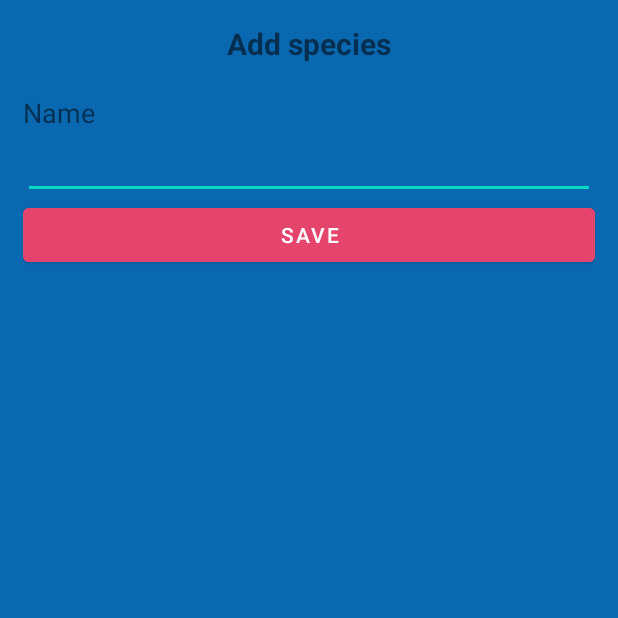
After one commit to rcla2000/Save-Our-Pets-DSM, an Android app: the AgregarEspecieActivity screen opened directly, with no data from a screen before it, on a phone screen of 412 x 824 dp, the top half of it. The commit adds this screen. Run offline under Robolectric (Android 15) with nearby library versions, the phone set to English and light mode, and no system bars.

Commit message:
Listar especies agregado, modificar especies agregado

```diff
--- a/app/src/main/java/org/app/saveourpets/LoginFragment.kt
+++ b/app/src/main/java/org/app/saveourpets/LoginFragment.kt
@@ -20,6 +20,7 @@ import com.google.firebase.auth.AuthCredential
 import com.google.firebase.auth.FacebookAuthProvider
 import com.google.firebase.auth.FirebaseAuth
 import com.facebook.appevents.AppEventsLogger
+import org.app.saveourpets.especies.ListarEspeciesActivity
 
 
 class LoginFragment : Fragment() {
@@ -46,7 +47,7 @@ class LoginFragment : Fragment() {
 
         val button = view.findViewById<Button>(R.id.btn_login)
         button.setOnClickListener {
-            val intent = Intent(activity, AdminActivity::class.java)
+            val intent = Intent(activity, ListarEspeciesActivity::class.java)
             startActivity(intent)
         }
         return view
--- a/app/src/main/java/org/app/saveourpets/RazasFragment.kt
+++ b/app/src/main/java/org/app/saveourpets/RazasFragment.kt
@@ -65,7 +65,7 @@ class RazasFragment : Fragment() {
     fun llenarListado() {
         // Crea una instancia de Retrofit con el cliente OkHttpClient
         val retrofit = Retrofit.Builder()
-            .baseUrl("https://saveourpets.probalosv.com/api/")
+            .baseUrl("http://192.168.0.4/api-save-our-pets/public/api/")
             .addConverterFactory(GsonConverterFactory.create())
             .build()
 
--- a/app/src/main/java/org/app/saveourpets/VacunasFragment.kt
+++ b/app/src/main/java/org/app/saveourpets/VacunasFragment.kt
@@ -72,7 +72,7 @@ class VacunasFragment : Fragment() {
     private fun llenarListado() {
         // Crea una instancia de Retrofit con el cliente OkHttpClient
         val retrofit = Retrofit.Builder()
-            .baseUrl("https://saveourpets.probalosv.com/api/")
+            .baseUrl("http://192.168.0.4/api-save-our-pets/public/api/")
             .addConverterFactory(GsonConverterFactory.create())
             .build()
 
--- a/app/src/main/java/org/app/saveourpets/datos/ClientAPI.kt
+++ b/app/src/main/java/org/app/saveourpets/datos/ClientAPI.kt
@@ -1,7 +1,10 @@
 package org.app.saveourpets.datos
 
+import org.app.saveourpets.especies.Especie
 import retrofit2.Call
+import retrofit2.http.Body
 import retrofit2.http.GET
+import retrofit2.http.POST
 import retrofit2.http.Path
 
 interface ClientAPI {
@@ -11,6 +14,12 @@ interface ClientAPI {
     @GET("especies")
     fun getEspecies(): Call<List<Especie>>
 
+    @POST("especies/crear")
+    fun crearEspecie(@Body especie: Especie) : Call<Especie>
+
+    @POST("especies/actualizar/{id}")
+    fun actualizarEspecie(@Path("id") id: Int, @Body especie: Especie) : Call<Especie>
+
     @GET("especies/{id}")
     fun obtenerEspeciePorId(@Path("id") id: Int): Call<Especie>
 
--- /dev/null
+++ b/app/src/main/java/org/app/saveourpets/especies/AgregarEspecieActivity.kt
@@ -0,0 +1,65 @@
+package org.app.saveourpets.especies
+
+import androidx.appcompat.app.AppCompatActivity
+import android.os.Bundle
+import android.util.Log
+import android.widget.Button
+import android.widget.EditText
+import android.widget.Toast
+import org.app.saveourpets.R
+import org.app.saveourpets.datos.ClientAPI
+import org.app.saveourpets.utils.Validaciones
+import retrofit2.Call
+import retrofit2.Callback
+import retrofit2.Response
+import retrofit2.Retrofit
+import retrofit2.converter.gson.GsonConverterFactory
+
+class AgregarEspecieActivity : AppCompatActivity() {
+    private lateinit var nombreEditText: EditText
+    private lateinit var btnAgregar : Button
+    override fun onCreate(savedInstanceState: Bundle?) {
+        super.onCreate(savedInstanceState)
+        setContentView(R.layout.activity_agregar_especie)
+        agregarEspecie()
+    }
+
+    private fun agregarEspecie() {
+        nombreEditText = findViewById<EditText>(R.id.edt_nombre)
+        btnAgregar = findViewById<Button>(R.id.btn_agregar_especie)
+
+        btnAgregar.setOnClickListener {
+            if (!Validaciones.estaVacio(nombreEditText.text.toString())) {
+                val nombre = nombreEditText.text.toString()
+                val especie = Especie(0, nombre)
+                val retrofit = Retrofit.Builder()
+                    .baseUrl("http://192.168.0.4/api-save-our-pets/public/api/")
+                    .addConverterFactory(GsonConverterFactory.create())
+                    .build()
+
+                // Crea una instancia del servicio que utiliza la autenticación HTTP básica
+                val api = retrofit.create(ClientAPI::class.java)
+
+                api.crearEspecie(especie).enqueue(object : Callback<Especie> {
+                    override fun onResponse(call: Call<Especie>, response: Response<Especie>) {
+                        if (response.isSuccessful) {
+                            val ok = response.errorBody()?.string()
+                            Log.e("API", "OK: $ok")
+                            Toast.makeText(this@AgregarEspecieActivity, resources.getString(R.string.info_especie), Toast.LENGTH_SHORT).show()
+                        } else {
+                            val error = response.errorBody()?.string()
+                            Log.e("API", "Error al agregar la especie: $error")
+                            Toast.makeText(this@AgregarEspecieActivity, resources.getString(R.string.error_especie), Toast.LENGTH_SHORT).show()
+                        }
+                    }
+
+                    override fun onFailure(call: Call<Especie>, t: Throwable) {
+                        Toast.makeText(this@AgregarEspecieActivity, resources.getString(R.string.error_especie), Toast.LENGTH_SHORT).show()
+                    }
+                })
+            } else {
+                nombreEditText.error = resources.getString(R.string.error_nombre_especie)
+            }
+        }
+    }
+}
--- a/app/src/main/java/org/app/saveourpets/datos/Especie.kt
+++ b/app/src/main/java/org/app/saveourpets/especies/Especie.kt
@@ -1,4 +1,4 @@
-package org.app.saveourpets.datos
+package org.app.saveourpets.especies
 
 data class Especie(
     val id_especie: Int,
--- a/app/src/main/java/org/app/saveourpets/ui/home/HomeFragment.kt
+++ b/app/src/main/java/org/app/saveourpets/ui/home/HomeFragment.kt
@@ -12,7 +12,7 @@ import androidx.fragment.app.Fragment
 import androidx.lifecycle.ViewModelProvider
 import org.app.saveourpets.databinding.FragmentHomeBinding
 import org.app.saveourpets.datos.ClientAPI
-import org.app.saveourpets.datos.Especie
+import org.app.saveourpets.especies.Especie
 import retrofit2.Call
 import retrofit2.Callback
 import retrofit2.Response
@@ -45,7 +45,7 @@ class HomeFragment : Fragment() {
 
 
         val retrofit = Retrofit.Builder()
-            .baseUrl("https://saveourpets.probalosv.com/api/")
+            .baseUrl("http://192.168.0.4/api-save-our-pets/public/api/")
             .addConverterFactory(GsonConverterFactory.create())
             .build()
 
--- /dev/null
+++ b/app/src/main/res/layout/activity_agregar_especie.xml
@@ -0,0 +1,35 @@
+<?xml version="1.0" encoding="utf-8"?>
+<LinearLayout xmlns:android="http://schemas.android.com/apk/res/android"
+    xmlns:app="http://schemas.android.com/apk/res-auto"
+    xmlns:tools="http://schemas.android.com/tools"
+    android:orientation="vertical"
+    android:layout_width="match_parent"
+    android:layout_height="match_parent"
+    android:padding="15dp"
+    tools:context=".especies.AgregarEspecieActivity">
+
+    <TextView
+        android:layout_width="match_parent"
+        android:layout_height="wrap_content"
+        android:text="@string/txt_agregar_especie"
+        android:textSize="20dp"
+        android:layout_marginBottom="20dp"
+        android:textStyle="bold"
+        android:textAlignment="center" />
+    <TextView
+        android:layout_width="match_parent"
+        android:layout_height="wrap_content"
+        android:text="@string/txt_nombre"
+        android:textSize="18dp" />
+    <EditText
+        android:id="@+id/edt_nombre"
+        android:layout_width="match_parent"
+        android:layout_height="wrap_content"/>
+
+    <Button
+        android:id="@+id/btn_agregar_especie"
+        android:layout_width="match_parent"
+        android:layout_height="wrap_content"
+        android:backgroundTint="@color/red_Default"
+        android:text="@string/btn_agregar" />
+</LinearLayout>
--- a/app/src/main/res/layout/fragment_especies.xml
+++ b/app/src/main/res/layout/fragment_especies.xml
@@ -7,7 +7,6 @@
     android:layout_height="match_parent"
     android:orientation="vertical"
     tools:context=".EspeciesFragment">
-
 
     <androidx.recyclerview.widget.RecyclerView xmlns:android="http://schemas.android.com/apk/res/android"
         xmlns:app="http://schemas.android.com/apk/res-auto"
--- a/app/src/main/res/values/strings.xml
+++ b/app/src/main/res/values/strings.xml
@@ -34,4 +34,17 @@
     <string name="facebook_app_id">188034237374789</string>
     <string name="fb_login_protocol_scheme">fb1234</string>
     <string name="facebook_client_token">188034237374789</string>
+    <string name="btn_actualizar">Update</string>
+    <string name="btn_eliminar">Delete</string>
+    <string name="btn_agregar">Save</string>
+    <string name="txt_nombre">Name</string>
+    <string name="txt_agregar_especie">Add species</string>
+    <string name="txt_actualizar_especie">Update specie</string>
+
+    <string name="info_especie">Specie added successfully</string>
+    <string name="info_actualizar_especie">Specie updated successfully</string>
+
+    <string name="error_nombre_especie">Enter the species name</string>
+    <string name="error_especie">An error occurred when try to save the specie</string>
+    <string name="error_actualizar_especie">An error occurred when try to update the specie</string>
 </resources>
```
Also changed, not shown: app/src/main/AndroidManifest.xml (+27 -9 lines), app/src/main/java/org/app/saveourpets/EspeciesFragment.kt (+10 -17 lines), app/src/main/java/org/app/saveourpets/especies/ActualizarEspecieActivity.kt (added, +76 -0 lines), app/src/main/java/org/app/saveourpets/especies/EspecieAdapter.kt (renamed from app/src/main/java/org/app/saveourpets/datos/EspecieAdapter.kt, +31 -7 lines), app/src/main/java/org/app/saveourpets/especies/ListarEspeciesActivity.kt (added, +96 -0 lines), app/src/main/java/org/app/saveourpets/utils/Validaciones.kt (added, +12 -0 lines), app/src/main/res/layout/activity_actualizar_especie.xml (added, +35 -0 lines), app/src/main/res/layout/activity_listar_especies.xml (added, +38 -0 lines), app/src/main/res/layout/fragment_item_especies.xml (+4 -4 lines), 1 other file.
